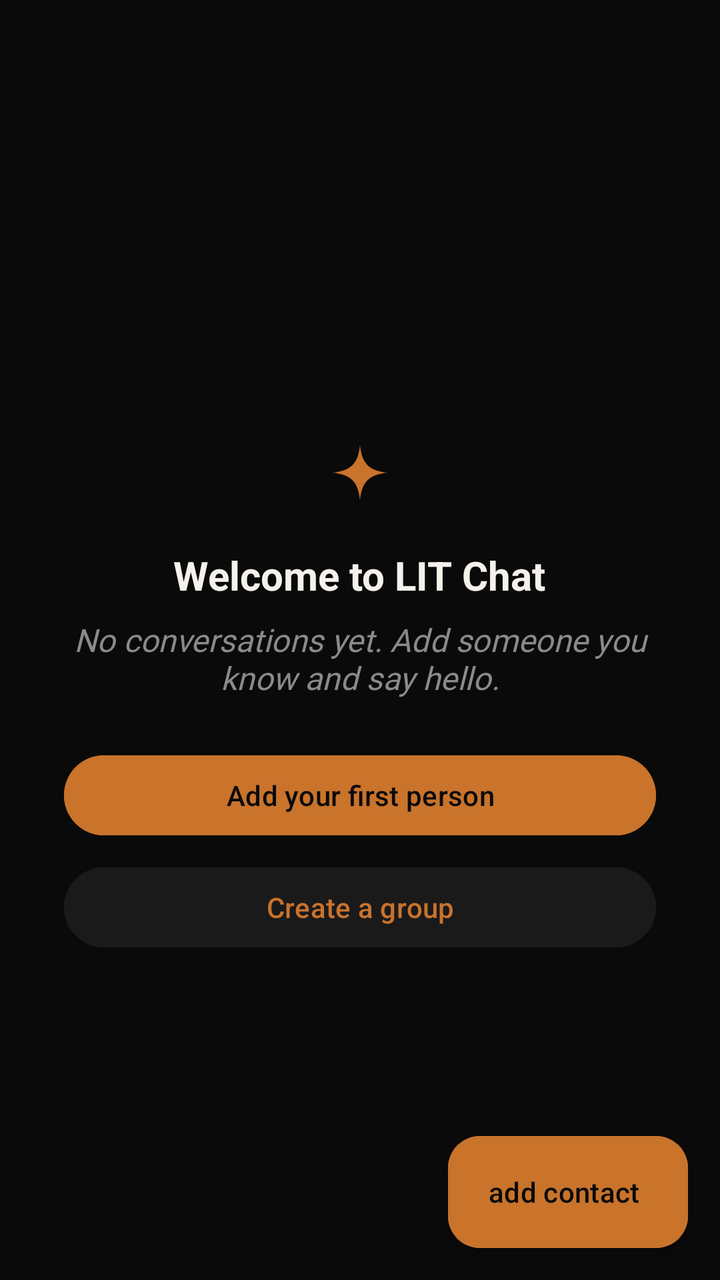
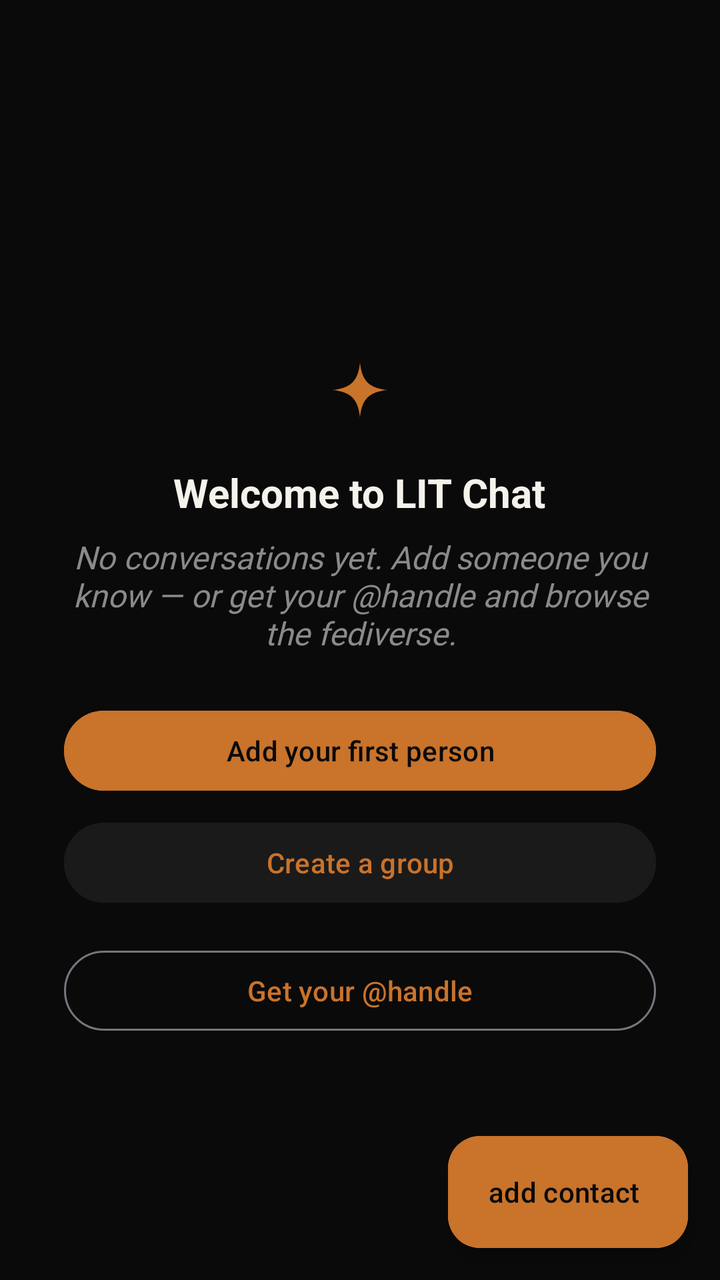

An Android layout rendered at two revisions. The XML below is the earlier revision; the diff shows what the commit changed to produce the second picture.
<!-- AndroidManifest.xml: application theme Theme.Fetchit -->
<!-- res/layout/view_chat_list.xml -->
<?xml version="1.0" encoding="utf-8"?>
<FrameLayout xmlns:android="http://schemas.android.com/apk/res/android"
    xmlns:app="http://schemas.android.com/apk/res-auto"
    android:layout_width="match_parent"
    android:layout_height="match_parent">

    
    <LinearLayout
        android:layout_width="match_parent"
        android:layout_height="match_parent"
        android:orientation="vertical">

        
        <LinearLayout
            android:id="@+id/chatIdentityBadge"
            android:layout_width="match_parent"
            android:layout_height="wrap_content"
            android:orientation="horizontal"
            android:gravity="center_vertical"
            android:paddingHorizontal="16dp"
            android:paddingVertical="10dp"
            android:background="?attr/selectableItemBackground"
            android:clickable="true"
            android:focusable="true"
            android:contentDescription="@string/chat_identity_badge_desc">

            <TextView
                android:id="@+id/chatIdentityAvatar"
                android:layout_width="36dp"
                android:layout_height="36dp"
                android:gravity="center"
                android:textColor="?attr/fetchitInk"
                android:textStyle="bold"
                android:textSize="14sp" />

            <TextView
                android:id="@+id/chatIdentityName"
                android:layout_width="0dp"
                android:layout_height="wrap_content"
                android:layout_weight="1"
                android:layout_marginStart="12dp"
                android:textColor="?attr/fetchitBone"
                android:textSize="16sp"
                android:maxLines="1"
                android:ellipsize="end" />

            
            <TextView
                android:id="@+id/chatConnectionStatus"
                android:layout_width="wrap_content"
                android:layout_height="wrap_content"
                android:layout_marginStart="8dp"
                android:fontFamily="monospace"
                android:textSize="12sp"
                android:maxLines="1" />

        </LinearLayout>

        
        <TextView
            android:id="@+id/chatConnectionLostBanner"
            android:layout_width="match_parent"
            android:layout_height="wrap_content"
            android:text="@string/chat_offline_reassurance"
            android:contentDescription="@string/chat_offline_reassurance_desc"
            android:fontFamily="monospace"
            android:textSize="13sp"
            android:gravity="center"
            android:paddingHorizontal="16dp"
            android:paddingVertical="8dp"
            android:visibility="gone" />

        
        <FrameLayout
            android:layout_width="match_parent"
            android:layout_height="0dp"
            android:layout_weight="1">

            
            <androidx.recyclerview.widget.RecyclerView
                android:id="@+id/chatContactList"
                android:layout_width="match_parent"
                android:layout_height="match_parent"
                android:paddingBottom="72dp"
                android:clipToPadding="false"
                android:visibility="gone" />

            
            <LinearLayout
                android:id="@+id/chatEmptyState"
                android:layout_width="match_parent"
                android:layout_height="match_parent"
                android:orientation="vertical"
                android:gravity="center"
                android:padding="32dp">

                <TextView
                    android:id="@+id/chatConnectingText"
                    android:layout_width="wrap_content"
                    android:layout_height="wrap_content"
                    android:text="@string/chat_connecting"
                    android:textColor="?attr/fetchitAsh"
                    android:fontFamily="monospace"
                    android:textSize="13sp"
                    android:visibility="gone" />

                <ImageView
                    android:layout_width="44dp"
                    android:layout_height="44dp"
                    android:layout_marginBottom="12dp"
                    android:src="@drawable/ic_mark_lit"
                    android:contentDescription="@string/chat_onboard_mark_desc"
                    app:tint="?attr/fetchitCopper" />

                <TextView
                    android:layout_width="wrap_content"
                    android:layout_height="wrap_content"
                    android:text="@string/chat_onboard_title"
                    android:textColor="?attr/fetchitBone"
                    android:textStyle="bold"
                    android:textSize="20sp"
                    android:gravity="center" />

                <TextView
                    android:layout_width="wrap_content"
                    android:layout_height="wrap_content"
                    android:layout_marginTop="8dp"
                    android:text="@string/chat_onboard_body"
                    android:textColor="?attr/fetchitAsh"
                    android:fontFamily="@font/instrument_serif"
                    android:textStyle="italic"
                    android:textSize="16sp"
                    android:gravity="center" />

                <Button
                    android:id="@+id/onboardAddPersonButton"
                    android:layout_width="match_parent"
                    android:layout_height="wrap_content"
                    android:layout_marginTop="24dp"
                    android:text="@string/chat_onboard_add_person"
                    android:backgroundTint="?attr/fetchitCopper"
                    android:textColor="?attr/fetchitInk" />

                <Button
                    android:id="@+id/onboardCreateGroupButton"
                    android:layout_width="match_parent"
                    android:layout_height="wrap_content"
                    android:layout_marginTop="8dp"
                    android:text="@string/chat_onboard_create_group"
                    android:backgroundTint="?attr/fetchitInk3"
                    android:textColor="?attr/fetchitCopper" />

            </LinearLayout>

        </FrameLayout>

    </LinearLayout>

    
    <com.google.android.material.floatingactionbutton.ExtendedFloatingActionButton
        android:id="@+id/addContactButton"
        android:layout_width="wrap_content"
        android:layout_height="wrap_content"
        android:layout_gravity="bottom|end"
        android:layout_margin="16dp"
        android:text="@string/chat_add_contact"
        android:backgroundTint="?attr/fetchitCopper"
        android:textColor="?attr/fetchitInk" />

</FrameLayout>
<!-- resources referenced by this layout -->
<resources>
  <!-- drawable ic_mark_lit (drawable) -->
  <?xml version="1.0" encoding="utf-8"?>
  <vector xmlns:android="http://schemas.android.com/apk/res/android"
      android:width="24dp"
      android:height="24dp"
      android:viewportWidth="24"
      android:viewportHeight="24">
      <path
          android:fillColor="#FFFFFFFF"
          android:pathData="M12 2.5C12.5 7.5 14.5 9.5 19.5 10 14.5 10.5 12.5 12.5 12 17.5 11.5 12.5 9.5 10.5 4.5 10 9.5 9.5 11.5 7.5 12 2.5Z" />
  </vector>
  <string name="chat_add_contact">add contact</string>
  <string name="chat_connecting">connecting…</string>
  <string name="chat_identity_badge_desc">share my code</string>
  <string name="chat_offline_reassurance">No connection. Your messages are saved and will send once you\'re back online.</string>
  <string name="chat_offline_reassurance_desc">offline — your messages are saved</string>
  <string name="chat_onboard_add_person">Add your first person</string>
  <string name="chat_onboard_body">No conversations yet. Add someone you know and say hello.</string>
  <string name="chat_onboard_create_group">Create a group</string>
  <string name="chat_onboard_mark_desc">LIT Chat</string>
  <string name="chat_onboard_title">Welcome to LIT Chat</string>
  <style name="Theme.Fetchit" parent="Theme.Fetchit.Dark" />
  <style name="Theme.Fetchit.Dark" parent="Theme.Fetchit.Base">
          <item name="fetchitInk">#0a0a0a</item>
          <item name="fetchitInk2">#141414</item>
          <item name="fetchitInk3">#1a1a1a</item>
          <item name="fetchitLine">#222222</item>
          <item name="fetchitBone">#f5f2eb</item>
          <item name="fetchitBoneDim">#d6cfc0</item>
          <item name="fetchitAsh">#8a8a8a</item>
          <item name="fetchitCopper">#c9732b</item>
          <item name="fetchitCopperBright">#e58a3f</item>
          <item name="fetchitRust">#ff8a7a</item>
          <item name="fetchitSignalOk">#56b292</item>
          <item name="fetchitGold">#d9a440</item>
          <item name="fetchitGoldBright">#e8bc62</item>
          <item name="android:windowLightStatusBar">false</item>
      </style>
  <style name="Theme.Fetchit.Base" parent="Theme.Material3.DayNight.NoActionBar">
          <item name="colorPrimary">?attr/fetchitCopper</item>
          <item name="colorOnPrimary">?attr/fetchitInk</item>
          <item name="colorSecondary">?attr/fetchitCopperBright</item>
          <item name="android:statusBarColor">?attr/fetchitInk</item>
          <item name="android:navigationBarColor">?attr/fetchitInk</item>
          <item name="android:windowBackground">?attr/fetchitInk</item>
      </style>
</resources>

<!-- the commit's change to res/layout/view_chat_list.xml (unified diff, before → after) -->
@@ -150,6 +150,16 @@
                     android:backgroundTint="?attr/fetchitInk3"
                     android:textColor="?attr/fetchitCopper" />
 
+                
+                <Button
+                    android:id="@+id/onboardFediverseButton"
+                    style="?attr/materialButtonOutlinedStyle"
+                    android:layout_width="match_parent"
+                    android:layout_height="wrap_content"
+                    android:layout_marginTop="16dp"
+                    android:text="@string/chat_onboard_fediverse"
+                    android:textColor="?attr/fetchitCopper" />
+
             </LinearLayout>
 
         </FrameLayout>
<!-- resource entries referenced after the edit -->
@@ -17,8 +17,9 @@
   <string name="chat_offline_reassurance">No connection. Your messages are saved and will send once you\'re back online.</string>
   <string name="chat_offline_reassurance_desc">offline — your messages are saved</string>
   <string name="chat_onboard_add_person">Add your first person</string>
-  <string name="chat_onboard_body">No conversations yet. Add someone you know and say hello.</string>
+  <string name="chat_onboard_body">No conversations yet. Add someone you know — or get your @handle and browse the fediverse.</string>
   <string name="chat_onboard_create_group">Create a group</string>
+  <string name="chat_onboard_fediverse">Get your @handle</string>
   <string name="chat_onboard_mark_desc">LIT Chat</string>
   <string name="chat_onboard_title">Welcome to LIT Chat</string>
   <style name="Theme.Fetchit" parent="Theme.Fetchit.Dark" />
